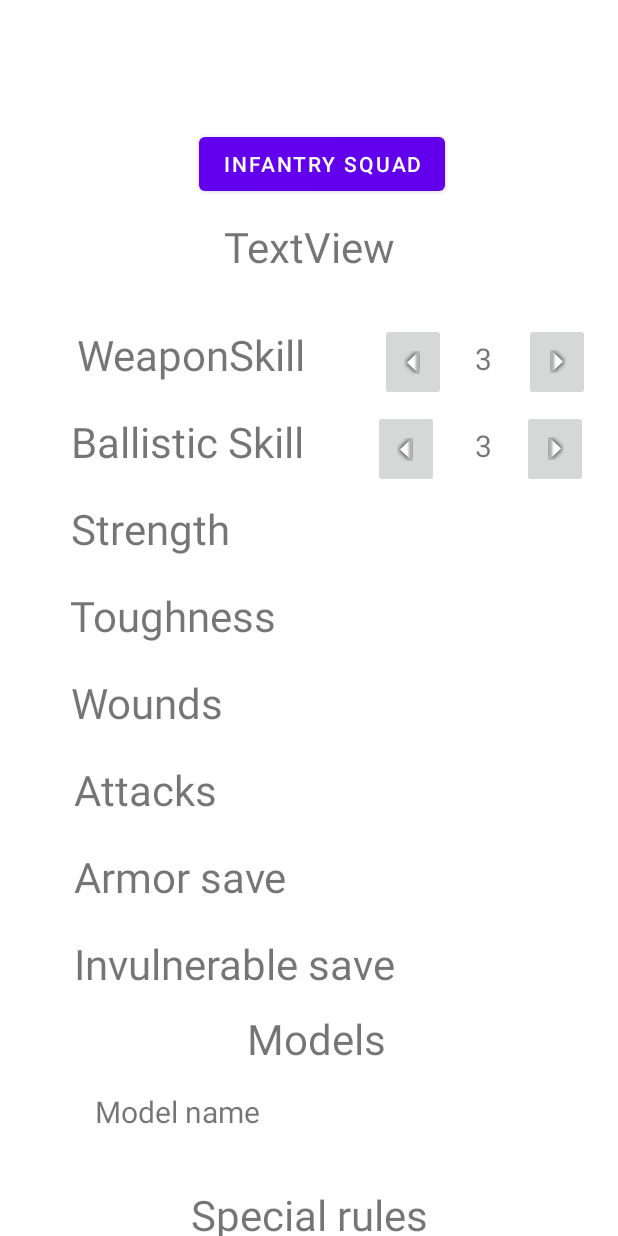
After one commit to SverkerBerggren/Warhammer40kDiceCalculator, an Android app: the layout unitviewprefab.xml on its own in the app's theme, with its tools: preview values and no code run, on a phone screen of 412 x 824 dp. The commit adds this screen. Run offline under Robolectric (Android 15) with nearby library versions, the phone set to English and light mode, and no system bars.

Commit message:
prefab för knapparna påbörjan

```diff
--- a/app/src/main/AndroidManifest.xml
+++ b/app/src/main/AndroidManifest.xml
@@ -2,7 +2,9 @@
 <manifest xmlns:android="http://schemas.android.com/apk/res/android"
     xmlns:tools="http://schemas.android.com/tools"
     package="com.example.warhammer40kdicecalculator">
+
     <uses-permission android:name="android.permission.INTERNET" />
+
     <application
         android:allowBackup="true"
         android:dataExtractionRules="@xml/data_extraction_rules"
@@ -13,6 +15,9 @@
         android:supportsRtl="true"
         android:theme="@style/Theme.Warhammer40kDiceCalculator"
         tools:targetApi="31">
+        <activity
+            android:name=".CompareActivity"
+            android:exported="false" />
         <activity
             android:name=".MainActivity"
             android:exported="true">
--- /dev/null
+++ b/app/src/main/java/com/example/warhammer40kdicecalculator/CompareActivity.java
@@ -0,0 +1,14 @@
+package com.example.warhammer40kdicecalculator;
+
+import androidx.appcompat.app.AppCompatActivity;
+
+import android.os.Bundle;
+
+public class CompareActivity extends AppCompatActivity {
+
+    @Override
+    protected void onCreate(Bundle savedInstanceState) {
+        super.onCreate(savedInstanceState);
+        setContentView(R.layout.activity_compare);
+    }
+}
--- a/app/src/main/java/com/example/warhammer40kdicecalculator/MainActivity.java
+++ b/app/src/main/java/com/example/warhammer40kdicecalculator/MainActivity.java
@@ -6,6 +6,7 @@ import androidx.appcompat.app.AppCompatActivity;
 import androidx.transition.Visibility;
 
 import android.content.Context;
+import android.content.Intent;
 import android.os.Build;
 import android.os.Bundle;
 
@@ -63,7 +64,7 @@ class Callback_Runner <RunArgumentType,RunResultType,CallbackResultType> impleme
     }
 }
 
-public class MainActivity extends AppCompatActivity {
+public class  MainActivity extends AppCompatActivity {
 
 
 
@@ -316,4 +317,13 @@ public class MainActivity extends AppCompatActivity {
         hej.newCalculateDamage(manticore,spaceMarineIntercessorUnit);
 
     }
+
+
+
+    public void TestAktivitet(View v)
+    {
+        Intent intetionen = new Intent(this, CompareActivity.class);
+
+        startActivity(intetionen);
+    }
 }
--- /dev/null
+++ b/app/src/main/res/layout/activity_compare.xml
@@ -0,0 +1,60 @@
+<?xml version="1.0" encoding="utf-8"?>
+<androidx.constraintlayout.widget.ConstraintLayout xmlns:android="http://schemas.android.com/apk/res/android"
+    xmlns:app="http://schemas.android.com/apk/res-auto"
+    xmlns:tools="http://schemas.android.com/tools"
+    android:layout_width="match_parent"
+    android:layout_height="match_parent"
+    tools:context=".CompareActivity">
+
+    <ScrollView
+        android:layout_width="0dp"
+        android:layout_height="0dp"
+        android:layout_marginTop="50dp"
+        app:layout_constraintBottom_toBottomOf="parent"
+        app:layout_constraintEnd_toEndOf="parent"
+        app:layout_constraintHorizontal_bias="0.0"
+        app:layout_constraintStart_toStartOf="parent"
+        app:layout_constraintTop_toTopOf="parent"
+        app:layout_constraintVertical_bias="1.0">
+
+        <LinearLayout
+            android:layout_width="match_parent"
+            android:layout_height="wrap_content"
+            android:gravity="center_horizontal"
+            android:orientation="vertical">
+
+            <TextView
+                android:id="@+id/textView3"
+                android:layout_width="match_parent"
+                android:layout_height="match_parent"
+                android:text="@string/egen_arme"
+                android:textAlignment="center"
+                android:textSize="34sp" />
+
+            <Button
+                android:id="@+id/button22"
+                android:layout_width="wrap_content"
+                android:layout_height="wrap_content"
+                android:text="Unit 1" />
+
+            <Spinner
+                android:id="@+id/spinner3"
+                android:layout_width="match_parent"
+                android:layout_height="50dp" />
+
+            <Button
+                android:id="@+id/button21"
+                android:layout_width="wrap_content"
+                android:layout_height="wrap_content"
+                android:text="Unit 1" />
+
+            <Button
+                android:id="@+id/button"
+                android:layout_width="wrap_content"
+                android:layout_height="wrap_content"
+                android:text="Unit 1" />
+
+        </LinearLayout>
+    </ScrollView>
+
+</androidx.constraintlayout.widget.ConstraintLayout>
--- a/app/src/main/res/layout/activity_main.xml
+++ b/app/src/main/res/layout/activity_main.xml
@@ -66,4 +66,15 @@
         app:layout_constraintTop_toTopOf="parent"
         app:layout_constraintVertical_bias="0.733" />
 
+    <Button
+        android:id="@+id/ButtonTestActivity"
+        android:layout_width="wrap_content"
+        android:layout_height="wrap_content"
+        android:onClick="TestAktivitet"
+        android:text="Testa aktivitet 2"
+        app:layout_constraintBottom_toBottomOf="parent"
+        app:layout_constraintEnd_toEndOf="parent"
+        app:layout_constraintStart_toStartOf="parent"
+        app:layout_constraintTop_toBottomOf="@+id/buttonTestParse" />
+
 </androidx.constraintlayout.widget.ConstraintLayout>
--- /dev/null
+++ b/app/src/main/res/layout/unitviewprefab.xml
@@ -0,0 +1,244 @@
+<?xml version="1.0" encoding="utf-8"?>
+<androidx.constraintlayout.widget.ConstraintLayout xmlns:android="http://schemas.android.com/apk/res/android"
+    xmlns:app="http://schemas.android.com/apk/res-auto"
+    xmlns:tools="http://schemas.android.com/tools"
+    android:layout_width="match_parent"
+    android:layout_height="match_parent">
+
+    <Button
+        android:id="@+id/UnitTopButton"
+        android:layout_width="wrap_content"
+        android:layout_height="wrap_content"
+        android:text="Infantry Squad"
+        app:layout_constraintBottom_toBottomOf="parent"
+        app:layout_constraintEnd_toEndOf="parent"
+        app:layout_constraintHorizontal_bias="0.534"
+        app:layout_constraintStart_toStartOf="parent"
+        app:layout_constraintTop_toTopOf="parent"
+        app:layout_constraintVertical_bias="0.11" />
+
+    <TextView
+        android:id="@+id/BallisticSkill"
+        android:layout_width="wrap_content"
+        android:layout_height="wrap_content"
+        android:layout_marginTop="20dp"
+        android:text="Ballistic Skill"
+        android:textSize="28sp"
+        app:layout_constraintEnd_toEndOf="parent"
+        app:layout_constraintHorizontal_bias="0.185"
+        app:layout_constraintStart_toStartOf="parent"
+        app:layout_constraintTop_toBottomOf="@+id/WeaponSkill" />
+
+    <TextView
+        android:id="@+id/Strength"
+        android:layout_width="wrap_content"
+        android:layout_height="wrap_content"
+        android:layout_marginTop="20dp"
+        android:text="Strength"
+        android:textSize="28sp"
+        app:layout_constraintEnd_toEndOf="parent"
+        app:layout_constraintHorizontal_bias="0.154"
+        app:layout_constraintStart_toStartOf="parent"
+        app:layout_constraintTop_toBottomOf="@+id/BallisticSkill" />
+
+    <TextView
+        android:id="@+id/Toughness"
+        android:layout_width="wrap_content"
+        android:layout_height="wrap_content"
+        android:layout_marginTop="20dp"
+        android:text="Toughness"
+        android:textSize="28sp"
+        app:layout_constraintEnd_toEndOf="parent"
+        app:layout_constraintHorizontal_bias="0.171"
+        app:layout_constraintStart_toStartOf="parent"
+        app:layout_constraintTop_toBottomOf="@+id/Strength" />
+
+    <TextView
+        android:id="@+id/Wounds"
+        android:layout_width="wrap_content"
+        android:layout_height="wrap_content"
+        android:layout_marginTop="20dp"
+        android:text="Wounds"
+        android:textSize="28sp"
+        app:layout_constraintEnd_toEndOf="parent"
+        app:layout_constraintHorizontal_bias="0.152"
+        app:layout_constraintStart_toStartOf="parent"
+        app:layout_constraintTop_toBottomOf="@+id/Toughness" />
+
+    <TextView
+        android:id="@+id/Attacks"
+        android:layout_width="wrap_content"
+        android:layout_height="wrap_content"
+        android:layout_marginTop="20dp"
+        android:text="Attacks"
+        android:textSize="28sp"
+        app:layout_constraintEnd_toEndOf="parent"
+        app:layout_constraintHorizontal_bias="0.155"
+        app:layout_constraintStart_toStartOf="parent"
+        app:layout_constraintTop_toBottomOf="@+id/Wounds" />
+
+    <TextView
+        android:id="@+id/save2"
+        android:layout_width="wrap_content"
+        android:layout_height="wrap_content"
+        android:layout_marginTop="20dp"
+        android:text="Armor save"
+        android:textSize="28sp"
+        app:layout_constraintEnd_toEndOf="parent"
+        app:layout_constraintHorizontal_bias="0.182"
+        app:layout_constraintStart_toStartOf="parent"
+        app:layout_constraintTop_toBottomOf="@+id/Attacks" />
+
+    <TextView
+        android:id="@+id/models4"
+        android:layout_width="wrap_content"
+        android:layout_height="wrap_content"
+        android:layout_marginTop="360dp"
+        android:text="Models"
+        android:textSize="28sp"
+        app:layout_constraintEnd_toEndOf="parent"
+        app:layout_constraintHorizontal_bias="0.515"
+        app:layout_constraintStart_toStartOf="parent"
+        app:layout_constraintTop_toBottomOf="@+id/BallisticSkill" />
+
+    <TextView
+        android:id="@+id/InvulnerableSave"
+        android:layout_width="wrap_content"
+        android:layout_height="wrap_content"
+        android:layout_marginTop="20dp"
+        android:text="Invulnerable save"
+        android:textSize="28sp"
+        app:layout_constraintEnd_toEndOf="parent"
+        app:layout_constraintHorizontal_bias="0.25"
+        app:layout_constraintStart_toStartOf="parent"
+        app:layout_constraintTop_toBottomOf="@+id/save2" />
+
+    <TextView
+        android:id="@+id/WeaponSkill"
+        android:layout_width="wrap_content"
+        android:layout_height="wrap_content"
+        android:layout_marginTop="84dp"
+        android:text="WeaponSkill"
+        android:textSize="28sp"
+        app:layout_constraintEnd_toEndOf="parent"
+        app:layout_constraintHorizontal_bias="0.197"
+        app:layout_constraintStart_toStartOf="parent"
+        app:layout_constraintTop_toBottomOf="@+id/UnitTopButton" />
+
+    <TextView
+        android:id="@+id/models3"
+        android:layout_width="wrap_content"
+        android:layout_height="wrap_content"
+        android:layout_marginTop="36dp"
+        android:text="Special rules"
+        android:textSize="28sp"
+        app:layout_constraintEnd_toEndOf="parent"
+        app:layout_constraintStart_toStartOf="parent"
+        app:layout_constraintTop_toBottomOf="@+id/ModelName" />
+
+    <TextView
+        android:id="@+id/ModelName"
+        android:layout_width="wrap_content"
+        android:layout_height="wrap_content"
+        android:layout_marginTop="16dp"
+        android:text="Model name"
+        android:textSize="20sp"
+        app:layout_constraintEnd_toEndOf="parent"
+        app:layout_constraintHorizontal_bias="0.209"
+        app:layout_constraintStart_toStartOf="parent"
+        app:layout_constraintTop_toBottomOf="@+id/models4" />
+
+    <ImageButton
+        android:id="@+id/increaseModelButton2"
+        android:layout_width="wrap_content"
+        android:layout_height="wrap_content"
+        android:layout_marginStart="20dp"
+        android:contentDescription="@string/app_name"
+        android:minWidth="48dp"
+        android:minHeight="48dp"
+        android:rotation="90"
+        app:layout_constraintEnd_toEndOf="parent"
+        app:layout_constraintHorizontal_bias="0.172"
+        app:layout_constraintStart_toEndOf="@+id/BallisticSkill"
+        app:layout_constraintTop_toTopOf="@+id/BallisticSkill"
+        app:srcCompat="@android:drawable/arrow_down_float" />
+
+    <ImageButton
+        android:id="@+id/increaseModelButton5"
+        android:layout_width="wrap_content"
+        android:layout_height="wrap_content"
+        android:contentDescription="@string/app_name"
+        android:minWidth="48dp"
+        android:minHeight="48dp"
+        android:rotation="90"
+        app:layout_constraintEnd_toEndOf="parent"
+        app:layout_constraintHorizontal_bias="0.294"
+        app:layout_constraintStart_toEndOf="@+id/WeaponSkill"
+        app:layout_constraintTop_toTopOf="@+id/WeaponSkill"
+        app:srcCompat="@android:drawable/arrow_down_float" />
+
+    <TextView
+        android:id="@+id/modelCount"
+        android:layout_width="wrap_content"
+        android:layout_height="wrap_content"
+        android:layout_marginTop="8dp"
+        android:text="3"
+        android:textSize="20sp"
+        app:layout_constraintEnd_toStartOf="@+id/increaseModelButton"
+        app:layout_constraintHorizontal_bias="0.555"
+        app:layout_constraintStart_toEndOf="@+id/increaseModelButton2"
+        app:layout_constraintTop_toTopOf="@+id/BallisticSkill" />
+
+    <TextView
+        android:id="@+id/modelCount3"
+        android:layout_width="wrap_content"
+        android:layout_height="wrap_content"
+        android:layout_marginTop="8dp"
+        android:text="3"
+        android:textSize="20sp"
+        app:layout_constraintEnd_toStartOf="@+id/increaseModelButton"
+        app:layout_constraintHorizontal_bias="0.555"
+        app:layout_constraintStart_toEndOf="@+id/increaseModelButton2"
+        app:layout_constraintTop_toTopOf="@+id/WeaponSkill" />
+
+    <ImageButton
+        android:id="@+id/increaseModelButton"
+        android:layout_width="wrap_content"
+        android:layout_height="wrap_content"
+        android:layout_marginStart="88dp"
+        android:minWidth="48dp"
+        android:minHeight="48dp"
+        android:rotation="-90"
+        app:layout_constraintEnd_toEndOf="parent"
+        app:layout_constraintHorizontal_bias="0.753"
+        app:layout_constraintStart_toEndOf="@+id/BallisticSkill"
+        app:layout_constraintTop_toTopOf="@+id/BallisticSkill"
+        app:srcCompat="@android:drawable/arrow_down_float"
+        tools:ignore="SpeakableTextPresentCheck" />
+
+    <ImageButton
+        android:id="@+id/increaseModelButton6"
+        android:layout_width="wrap_content"
+        android:layout_height="wrap_content"
+        android:minWidth="48dp"
+        android:minHeight="48dp"
+        android:rotation="-90"
+        app:layout_constraintEnd_toEndOf="parent"
+        app:layout_constraintHorizontal_bias="0.895"
+        app:layout_constraintStart_toEndOf="@+id/WeaponSkill"
+        app:layout_constraintTop_toTopOf="@+id/WeaponSkill"
+        app:srcCompat="@android:drawable/arrow_down_float"
+        tools:ignore="SpeakableTextPresentCheck" />
+
+    <TextView
+        android:id="@+id/textView5"
+        android:layout_width="wrap_content"
+        android:layout_height="wrap_content"
+        android:layout_marginTop="12dp"
+        android:text="TextView"
+        android:textSize="28sp"
+        app:layout_constraintEnd_toEndOf="parent"
+        app:layout_constraintStart_toStartOf="parent"
+        app:layout_constraintTop_toBottomOf="@+id/UnitTopButton" />
+
+</androidx.constraintlayout.widget.ConstraintLayout>
--- a/app/src/main/res/values/strings.xml
+++ b/app/src/main/res/values/strings.xml
@@ -1,3 +1,4 @@
 <resources>
     <string name="app_name">Warhammer40kDiceCalculator</string>
+    <string name="egen_arme">Egen arme</string>
 </resources>
```
